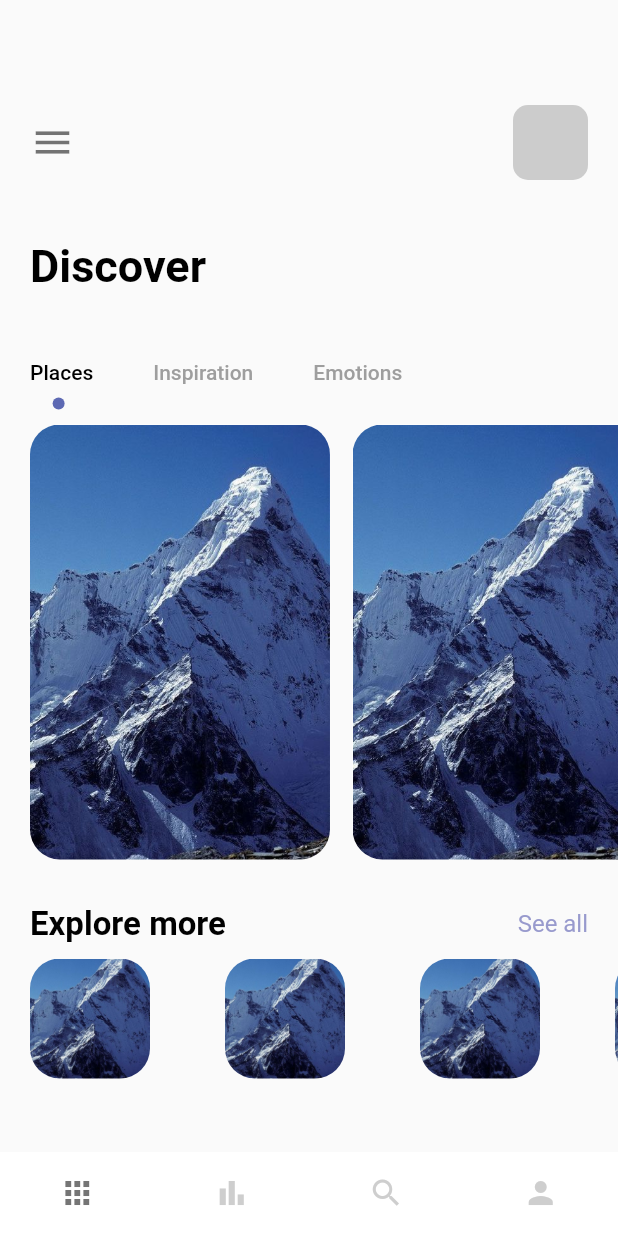
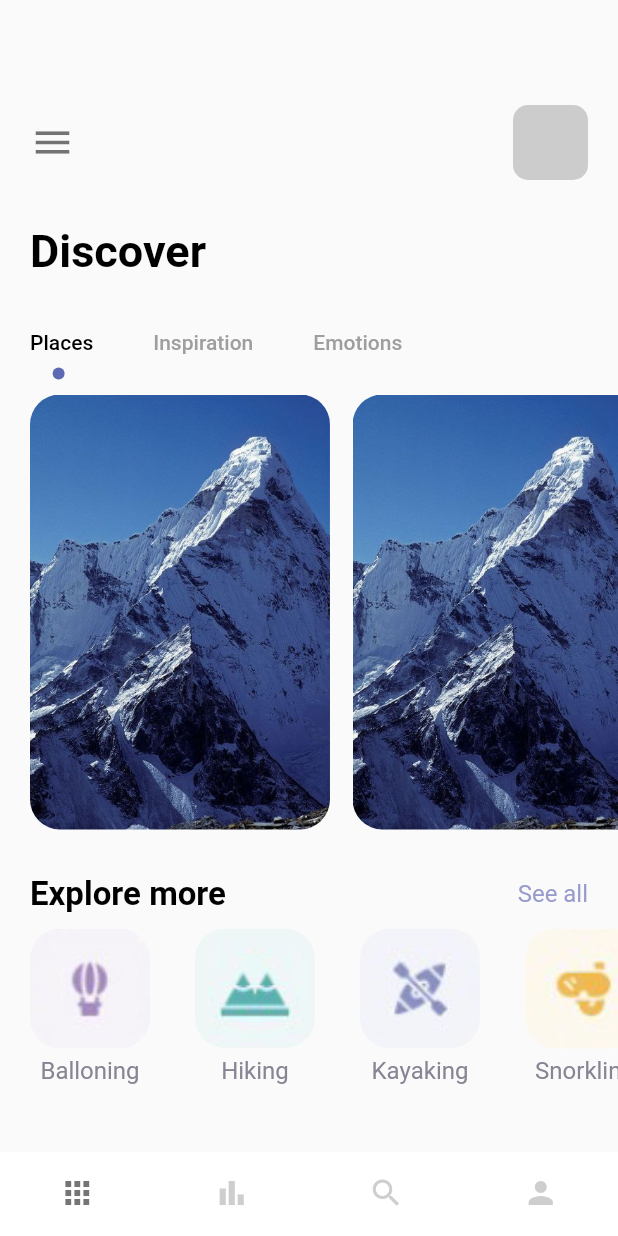
Before and after one commit to dev-Pedrod/Flutter-App, a Flutter app: the screen it shows after launch, on a phone screen of 412 x 824 dp. Run offline on Flutter 3.47's test engine with Material 2 defaults, Android fonts, the phone set to English and light mode, and no system bars.

Commit message:
feat(Pages): Add icons to explore more section

```diff
--- a/lib/pages/navpages/home_page.dart
+++ b/lib/pages/navpages/home_page.dart
@@ -2,8 +2,8 @@
 
 //libs
 import 'package:flutter/material.dart';
-// colors
 import 'package:flutter_app/misc/colors.dart';
+
 // widgets
 import 'package:flutter_app/widgets/app_large_text.dart';
 import 'package:flutter_app/widgets/app_text.dart';
@@ -16,6 +16,13 @@ class HomePage extends StatefulWidget {
 }
 
 class _HomePageState extends State<HomePage> with TickerProviderStateMixin {
+  Map images = {
+    "balloning.png": "Balloning",
+    "hiking.png" : "Hiking" ,
+    "kayaking.png" : "Kayaking",
+    "snorkling.png" : "Snorkling",
+  };
+
   @override
   Widget build(BuildContext context) {
     TabController tabController = TabController(length: 3, vsync: this);
@@ -46,14 +53,14 @@ class _HomePageState extends State<HomePage> with TickerProviderStateMixin {
             ),
           ),
           const SizedBox(
-            height: 40,
+            height: 30,
           ),
           Container(
             margin: const EdgeInsets.only(left: 20),
             child: AppLargeText(text: "Discover"),
           ),
           const SizedBox(
-            height: 30,
+            height: 20,
           ),
           SizedBox(
             child: Align(
@@ -129,28 +136,38 @@ class _HomePageState extends State<HomePage> with TickerProviderStateMixin {
           ),
           const SizedBox(height: 10,),
           Container(
-            height: 100,
+            height: 120,
             width: double.maxFinite,
             margin: const EdgeInsets.only(left: 20),
             child: ListView.builder(
               itemCount: 4,
               scrollDirection: Axis.horizontal,
               itemBuilder: (_, index){
-              return Column(
+              return Container(
+                margin: const EdgeInsets.only(right: 30),
+                child: Column(
                   children: [
                     Container(
                       width: 80,
                       height: 80,
-                    margin: const EdgeInsets.only(right: 50,),
+                      //margin: const EdgeInsets.only(right: 50,),
                       decoration: BoxDecoration(
                           borderRadius: BorderRadius.circular(20),
                           color: Colors.white,
-                        image: const DecorationImage(
-                          image: AssetImage("img/mountain.jpeg"),
+                          image: DecorationImage(
+                            image: AssetImage("img/${images.keys.elementAt(index)}"),
                             fit: BoxFit.cover,
                           )),
                     ),
+                    const SizedBox(height: 5,),
+                    Container(
+                      child: AppText(
+                        text: images.values.elementAt(index),
+                         color: AppColors.textColor2,
+                      ),
+                    )
                   ],
+                ),
               );
             }),
           ),
```
Lines whose indentation alone changed are shown as unchanged.
